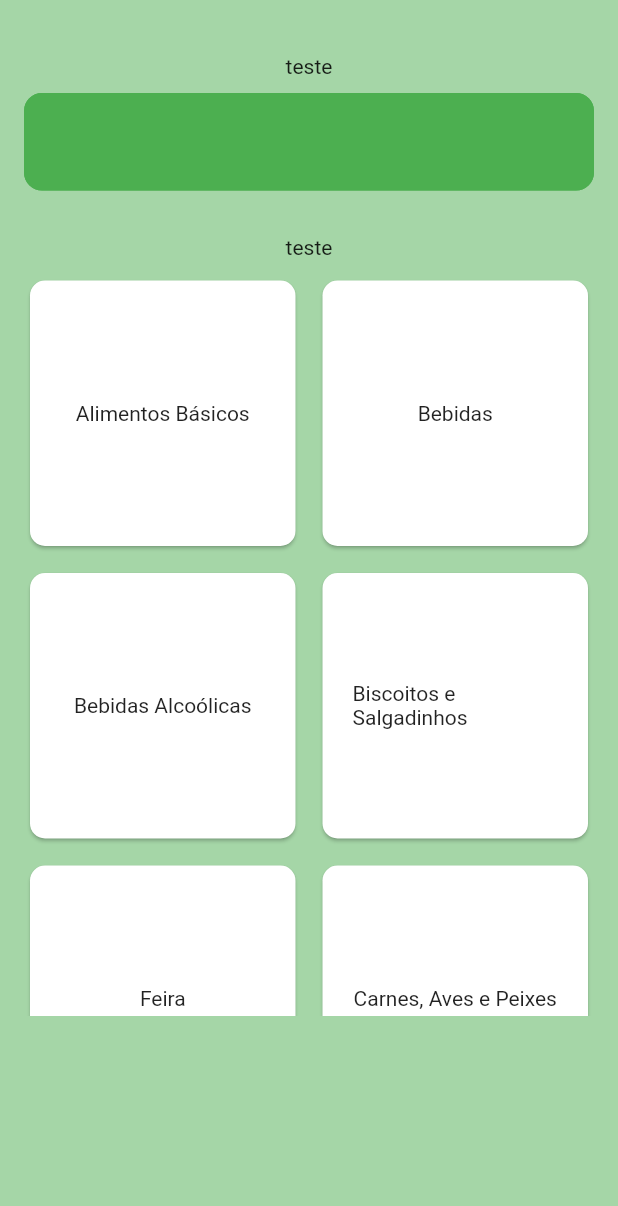
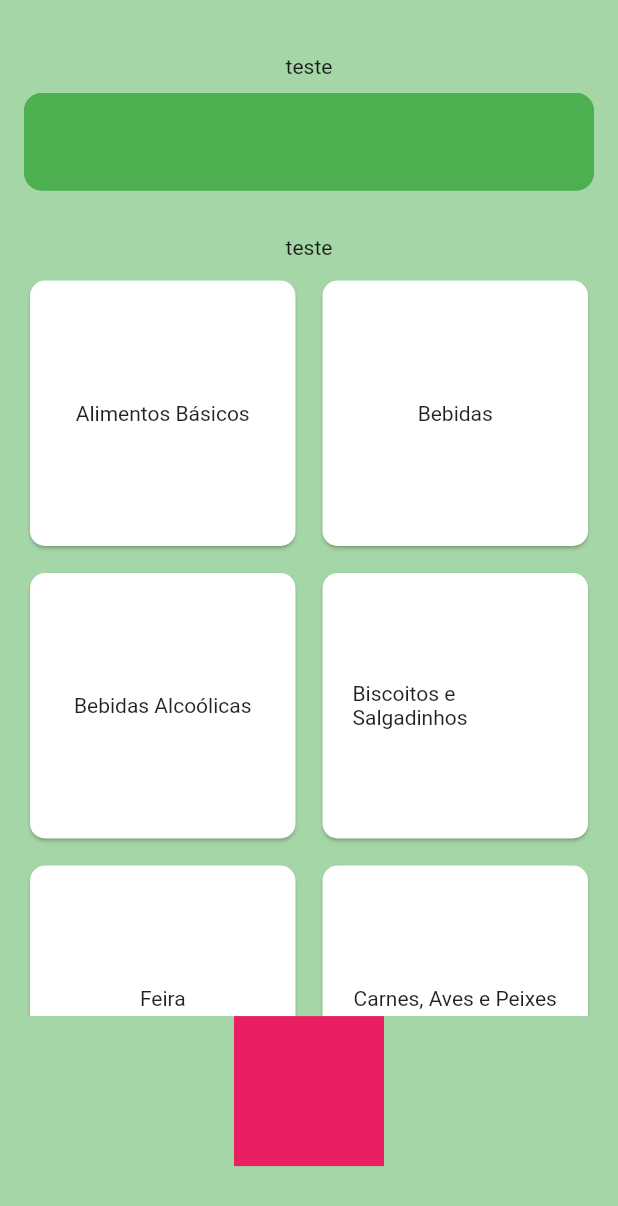
Before and after one commit to Emanuel-DSC/QuickGrid, a Flutter app: the screen it shows after launch, scrolled down 576 dp, after a tap on the "add" icon, on a phone screen of 412 x 824 dp. Shown: the top 1206 px of the screen. Run offline on Flutter 3.47's test engine with Material 2 defaults, Android fonts, the phone set to English and light mode, and no system bars; our stand-ins replace shared_preferences.

```diff
--- a/lib/pages/add_item_page.dart
+++ b/lib/pages/add_item_page.dart
@@ -1,6 +1,7 @@
 // ignore_for_file: prefer_typing_uninitialized_variables
 import 'package:flutter/material.dart';
 import 'package:lista_mercado/models/categories_model.dart';
+import 'package:lista_mercado/pages/home_page.dart';
 import '../constants/padding.dart';
 import '../lists.dart';
 import '../widgets/categories_card_widget.dart';
@@ -73,8 +74,8 @@ class _AddItemState extends State<AddItem> {
                                     controller.text, listaBiscoitosSalgadinhos);
                                 break;
                               case 'Feira':
-                                CategoryProvider().addItemToList(
-                                    controller.text, listaFeira);
+                                CategoryProvider()
+                                    .addItemToList(controller.text, listaFeira);
                                 break;
                               case 'Carnes, Aves e Peixes':
                                 CategoryProvider().addItemToList(
@@ -94,7 +95,8 @@ class _AddItemState extends State<AddItem> {
                                 break;
                               case 'Molhos, Condimentos e Conservas':
                                 CategoryProvider().addItemToList(
-                                    controller.text, listaMolhosCondimentosConservas);
+                                    controller.text,
+                                    listaMolhosCondimentosConservas);
                                 break;
                               case 'Padaria':
                                 CategoryProvider().addItemToList(
@@ -123,11 +125,26 @@ class _AddItemState extends State<AddItem> {
                               default:
                             }
                             CategoryProvider().setSelectedCategory(name);
-                            CategoryProvider()
-                                .navigateToCategoriesPage(context, name, );
+                            CategoryProvider().navigateToCategoriesPage(
+                              context,
+                              name,
+                            );
                           });
                     }),
               ),
+              GestureDetector(
+                onTap: () => Navigator.push(
+                  context,
+                  MaterialPageRoute(
+                    builder: (_) => const HomePage(),
+                  ),
+                ),
+                child: Container(
+                  height: 100,
+                  width: 100,
+                  color: Colors.pink,
+                ),
+              )
             ],
           ),
         ),
```
